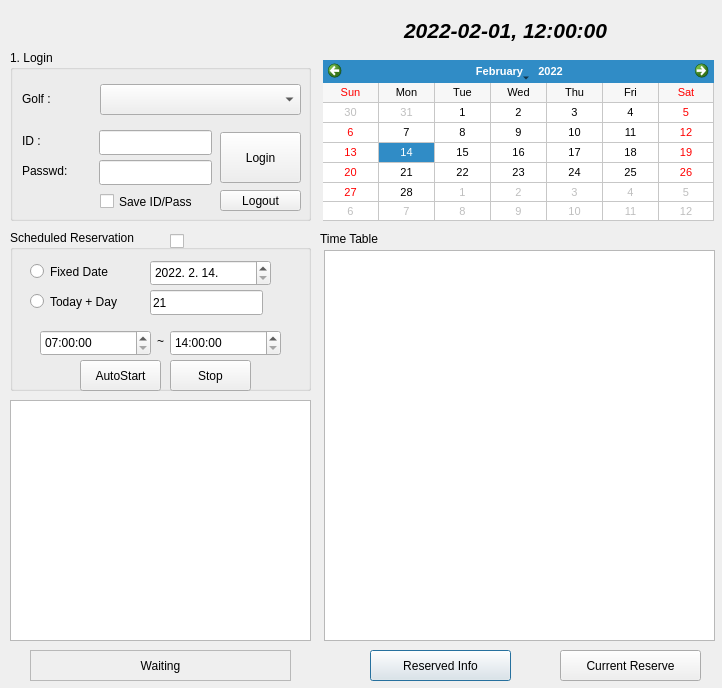
Old version of the form golf.ui in the repository lima36/study.
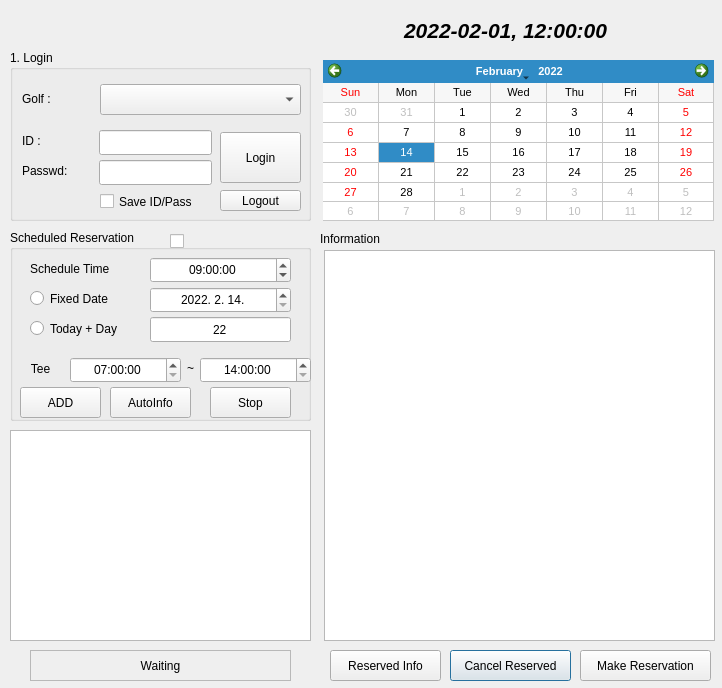
New version of the form.

What changed in the file:
```diff
--- a/golf.ui
+++ b/golf.ui
@@ -158,14 +158,14 @@
   <widget class="QPushButton" name="make_reserve">
    <property name="geometry">
     <rect>
-     <x>560</x>
+     <x>580</x>
      <y>650</y>
-     <width>141</width>
+     <width>131</width>
      <height>31</height>
     </rect>
    </property>
    <property name="text">
-    <string>Current Reserve</string>
+    <string>Make Reservation</string>
    </property>
    <property name="default">
     <bool>true</bool>
@@ -300,9 +300,9 @@
    <property name="geometry">
     <rect>
      <x>10</x>
-     <y>400</y>
+     <y>430</y>
      <width>301</width>
-     <height>241</height>
+     <height>211</height>
     </rect>
    </property>
    <property name="inputMethodHints">
@@ -322,7 +322,7 @@
     </rect>
    </property>
    <property name="text">
-    <string>Time Table</string>
+    <string>Information</string>
    </property>
   </widget>
   <widget class="QGroupBox" name="groupBox_2">
@@ -331,7 +331,7 @@
      <x>10</x>
      <y>230</y>
      <width>301</width>
-     <height>161</height>
+     <height>191</height>
     </rect>
    </property>
    <property name="title">
@@ -353,14 +353,14 @@
    <widget class="QPushButton" name="auto_start">
     <property name="geometry">
      <rect>
-      <x>70</x>
-      <y>130</y>
+      <x>10</x>
+      <y>157</y>
       <width>81</width>
       <height>31</height>
      </rect>
     </property>
     <property name="text">
-     <string>AutoStart</string>
+     <string>ADD</string>
     </property>
     <property name="default">
      <bool>true</bool>
@@ -370,14 +370,17 @@
     <property name="geometry">
      <rect>
       <x>140</x>
-      <y>30</y>
-      <width>121</width>
+      <y>57</y>
+      <width>141</width>
       <height>26</height>
      </rect>
     </property>
     <property name="cursor">
      <cursorShape>WaitCursor</cursorShape>
     </property>
+    <property name="alignment">
+     <set>Qt::AlignCenter</set>
+    </property>
     <property name="dateTime">
      <datetime>
       <hour>0</hour>
@@ -433,8 +436,8 @@
    <widget class="QLabel" name="label_9">
     <property name="geometry">
      <rect>
-      <x>130</x>
-      <y>100</y>
+      <x>160</x>
+      <y>127</y>
       <width>41</width>
       <height>21</height>
      </rect>
@@ -449,12 +452,15 @@
    <widget class="QTimeEdit" name="target_time_end">
     <property name="geometry">
      <rect>
-      <x>160</x>
-      <y>100</y>
+      <x>190</x>
+      <y>127</y>
       <width>111</width>
       <height>26</height>
      </rect>
     </property>
+    <property name="alignment">
+     <set>Qt::AlignCenter</set>
+    </property>
     <property name="minimumTime">
      <time>
       <hour>14</hour>
@@ -466,12 +472,15 @@
    <widget class="QTimeEdit" name="target_time_start">
     <property name="geometry">
      <rect>
-      <x>30</x>
-      <y>100</y>
+      <x>60</x>
+      <y>127</y>
       <width>111</width>
       <height>26</height>
      </rect>
     </property>
+    <property name="alignment">
+     <set>Qt::AlignCenter</set>
+    </property>
     <property name="minimumTime">
      <time>
       <hour>7</hour>
@@ -483,8 +492,8 @@
    <widget class="QPushButton" name="auto_stop">
     <property name="geometry">
      <rect>
-      <x>160</x>
-      <y>130</y>
+      <x>200</x>
+      <y>157</y>
       <width>81</width>
       <height>31</height>
      </rect>
@@ -500,7 +509,7 @@
     <property name="geometry">
      <rect>
       <x>20</x>
-      <y>30</y>
+      <y>57</y>
       <width>112</width>
       <height>23</height>
      </rect>
@@ -513,7 +522,7 @@
     <property name="geometry">
      <rect>
       <x>20</x>
-      <y>60</y>
+      <y>87</y>
       <width>112</width>
       <height>23</height>
      </rect>
@@ -526,8 +535,8 @@
     <property name="geometry">
      <rect>
       <x>140</x>
-      <y>60</y>
-      <width>113</width>
+      <y>87</y>
+      <width>141</width>
       <height>25</height>
      </rect>
     </property>
@@ -535,16 +544,90 @@
      <string>00</string>
     </property>
     <property name="text">
-     <string>21</string>
+     <string>22</string>
+    </property>
+    <property name="alignment">
+     <set>Qt::AlignCenter</set>
+    </property>
+   </widget>
+   <widget class="QPushButton" name="auto_info">
+    <property name="geometry">
+     <rect>
+      <x>100</x>
+      <y>157</y>
+      <width>81</width>
+      <height>31</height>
+     </rect>
+    </property>
+    <property name="text">
+     <string>AutoInfo</string>
+    </property>
+    <property name="default">
+     <bool>true</bool>
+    </property>
+   </widget>
+   <widget class="QLabel" name="label_5">
+    <property name="geometry">
+     <rect>
+      <x>20</x>
+      <y>30</y>
+      <width>111</width>
+      <height>17</height>
+     </rect>
+    </property>
+    <property name="text">
+     <string>Schedule Time</string>
+    </property>
+   </widget>
+   <widget class="QTimeEdit" name="scheduler_time">
+    <property name="geometry">
+     <rect>
+      <x>140</x>
+      <y>27</y>
+      <width>141</width>
+      <height>26</height>
+     </rect>
+    </property>
+    <property name="alignment">
+     <set>Qt::AlignCenter</set>
+    </property>
+    <property name="dateTime">
+     <datetime>
+      <hour>9</hour>
+      <minute>0</minute>
+      <second>0</second>
+      <year>2022</year>
+      <month>1</month>
+      <day>1</day>
+     </datetime>
+    </property>
+    <property name="displayFormat">
+     <string>hh:mm:ss</string>
+    </property>
+   </widget>
+   <widget class="QLabel" name="label_6">
+    <property name="geometry">
+     <rect>
+      <x>10</x>
+      <y>130</y>
+      <width>41</width>
+      <height>17</height>
+     </rect>
+    </property>
+    <property name="text">
+     <string>Tee</string>
+    </property>
+    <property name="alignment">
+     <set>Qt::AlignCenter</set>
     </property>
    </widget>
   </widget>
   <widget class="QPushButton" name="get_reserved_info">
    <property name="geometry">
     <rect>
-     <x>370</x>
+     <x>330</x>
      <y>650</y>
-     <width>141</width>
+     <width>111</width>
      <height>31</height>
     </rect>
    </property>
@@ -555,6 +638,22 @@
     <bool>true</bool>
    </property>
   </widget>
+  <widget class="QPushButton" name="get_reserved_info_cancel">
+   <property name="geometry">
+    <rect>
+     <x>450</x>
+     <y>650</y>
+     <width>121</width>
+     <height>31</height>
+    </rect>
+   </property>
+   <property name="text">
+    <string>Cancel Reserved</string>
+   </property>
+   <property name="default">
+    <bool>true</bool>
+   </property>
+  </widget>
  </widget>
  <resources/>
  <connections/>
```
